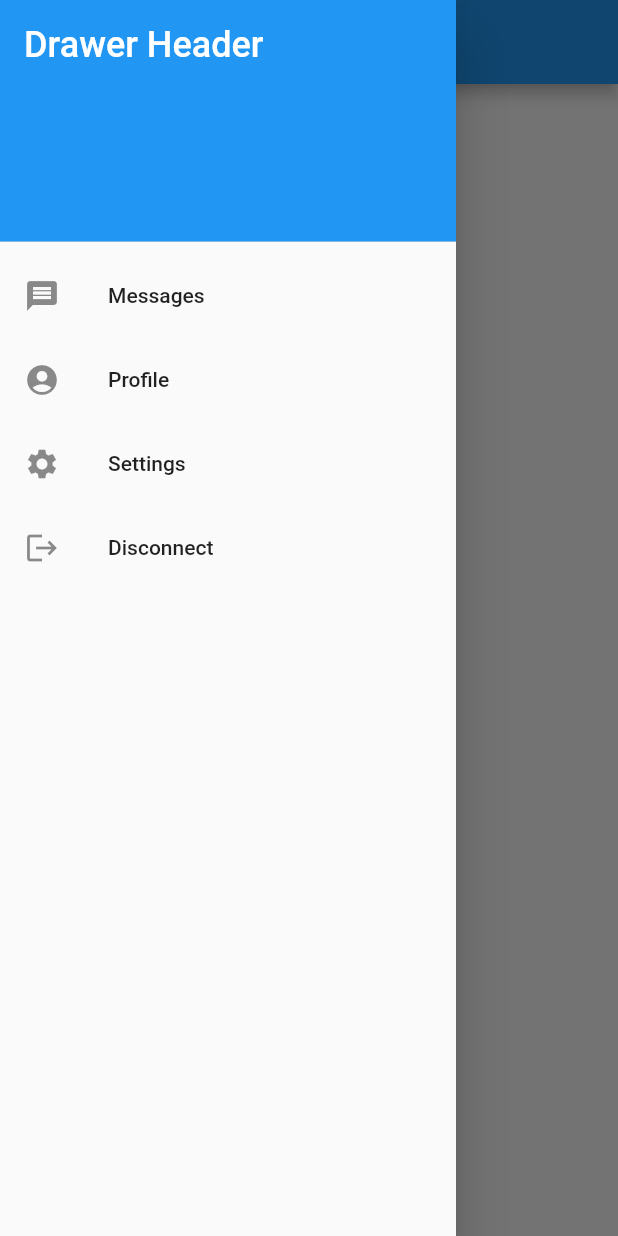
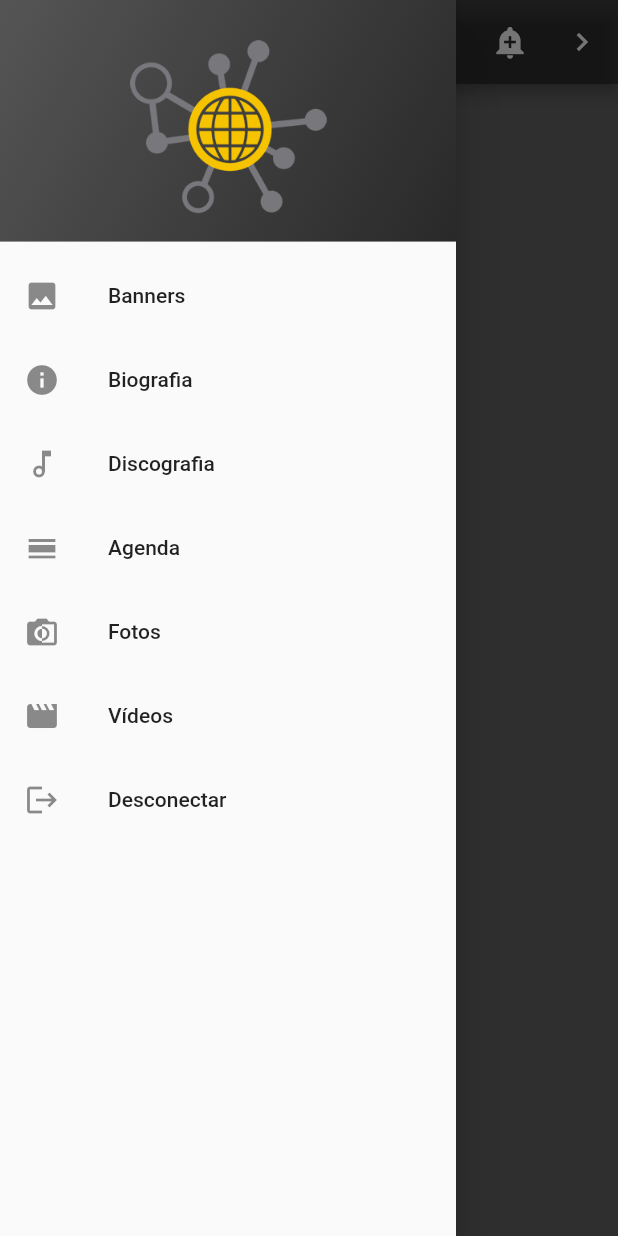
Before and after one commit to RonaldoSurdi/Gerenciador-website-flutter, a Flutter app: the Home screen opened directly, with the side drawer open, on a phone screen of 412 x 824 dp. Run offline on Flutter 3.47's test engine with Material 2 defaults, Android fonts, the phone set to English and light mode, and no system bars; our stand-ins replace cloud_firestore, firebase_auth, firebase_core, flutter_secure_storage, font_awesome_flutter; missing offline and left inert: cloud_firestore_web, firebase_auth_web, firebase_core_web, firebase_storage_web, flutter_secure_storage_web, image_picker_for_web and 1 more; accounts and stored records are empty; project files that could hold a hidden picture were left out.

Commit message:
fix modules

```diff
--- a/lib/generated_plugin_registrant.dart
+++ b/lib/generated_plugin_registrant.dart
@@ -8,7 +8,9 @@
 import 'package:cloud_firestore_web/cloud_firestore_web.dart';
 import 'package:firebase_auth_web/firebase_auth_web.dart';
 import 'package:firebase_core_web/firebase_core_web.dart';
+import 'package:firebase_storage_web/firebase_storage_web.dart';
 import 'package:flutter_secure_storage_web/flutter_secure_storage_web.dart';
+import 'package:image_picker_for_web/image_picker_for_web.dart';
 
 import 'package:flutter_web_plugins/flutter_web_plugins.dart';
 
@@ -17,6 +19,8 @@ void registerPlugins(Registrar registrar) {
   FirebaseFirestoreWeb.registerWith(registrar);
   FirebaseAuthWeb.registerWith(registrar);
   FirebaseCoreWeb.registerWith(registrar);
+  FirebaseStorageWeb.registerWith(registrar);
   FlutterSecureStorageWeb.registerWith(registrar);
+  ImagePickerPlugin.registerWith(registrar);
   registrar.registerMessageHandler();
 }
--- a/lib/pages/home.dart
+++ b/lib/pages/home.dart
@@ -1,9 +1,10 @@
 import 'package:flutter/material.dart';
 import 'package:hwscontrol/core/storage.dart';
+import 'package:hwscontrol/pages/modules/banners.dart';
 import 'package:hwscontrol/pages/login_page.dart';
-// import 'package:hwscontrol/pages/login_page.dart';
-// import 'package:hwscontrol/widgets/snackbar.dart';
-// import 'package:firebase_auth/firebase_auth.dart';
+import 'package:hwscontrol/theme.dart';
+import 'package:hwscontrol/widgets/snackbar.dart';
+import 'package:firebase_auth/firebase_auth.dart';
 
 class Home extends StatefulWidget {
   const Home({Key? key}) : super(key: key);
@@ -13,9 +14,10 @@ class Home extends StatefulWidget {
 }
 
 class _HomeState extends State<Home> {
-
   // desconectar do app
   _logOut() {
+    // Disconnect firebase
+    _logoutFirebase();
 
     // Deletar token de acesso
     DeleteAll().deleteAllTokens();
@@ -23,15 +25,12 @@ class _HomeState extends State<Home> {
     Navigator.pushAndRemoveUntil(
         context,
         MaterialPageRoute(
-        builder: (context) =>
-          const LoginPage(),
+          builder: (context) => const LoginPage(),
         ),
-      (route) => false
-    );
+        (route) => false);
   }
 
-  /*
-  _logoutUser() {
+  _logoutFirebase() {
     FirebaseAuth auth = FirebaseAuth.instance;
 
     auth.signOut().then((value) {
@@ -46,11 +45,14 @@ class _HomeState extends State<Home> {
       );
     }).catchError((error) {
       setState(() {
-        CustomSnackBar(context, const Text('Erro ao autenticar usuário, verifique e-mail e senha e tente novamente!'), backgroundColor: Colors.red);
+        CustomSnackBar(
+            context,
+            const Text(
+                'Erro ao autenticar usuário, verifique e-mail e senha e tente novamente!'),
+            backgroundColor: Colors.red);
       });
     });
   }
-  */
 
   @override
   void dispose() {
@@ -60,8 +62,41 @@ class _HomeState extends State<Home> {
   @override
   Widget build(BuildContext context) {
     return Scaffold(
+      backgroundColor: const Color(0XFF666666),
       appBar: AppBar(
-        title: const Text('Drawer Demo'),
+        title: const Text('Painel de controle'),
+        backgroundColor: Colors.black38,
+        actions: <Widget>[
+          IconButton(
+            icon: const Icon(Icons.add_alert),
+            tooltip: 'Show Snackbar',
+            onPressed: () {
+              ScaffoldMessenger.of(context).showSnackBar(
+                  const SnackBar(content: Text('This is a snackbar')));
+            },
+          ),
+          IconButton(
+            icon: const Icon(Icons.navigate_next),
+            tooltip: 'Go to the next page',
+            onPressed: () {
+              Navigator.push(context, MaterialPageRoute<void>(
+                builder: (BuildContext context) {
+                  return Scaffold(
+                    appBar: AppBar(
+                      title: const Text('Next page'),
+                    ),
+                    body: const Center(
+                      child: Text(
+                        'This is the next page',
+                        style: TextStyle(fontSize: 24),
+                      ),
+                    ),
+                  );
+                },
+              ));
+            },
+          ),
+        ],
       ),
       drawer: Drawer(
         child: ListView(
@@ -69,32 +104,57 @@ class _HomeState extends State<Home> {
           children: <Widget>[
             const DrawerHeader(
               decoration: BoxDecoration(
-                color: Colors.blue,
+                gradient: LinearGradient(
+                    colors: <Color>[
+                      CustomTheme.loginGradientStart,
+                      CustomTheme.loginGradientEnd
+                    ],
+                    begin: FractionalOffset(0.0, 0.0),
+                    end: FractionalOffset(1.0, 1.0),
+                    stops: <double>[0.0, 1.0],
+                    tileMode: TileMode.clamp),
               ),
-              child: Text(
-                'Drawer Header',
-                style: TextStyle(
-                  color: Colors.white,
-                  fontSize: 24,
+              child: Image(
+                height: 150,
+                fit: BoxFit.scaleDown,
+                image: AssetImage('assets/img/login_logo.png'),
               ),
             ),
+            ListTile(
+              leading: const Icon(Icons.image),
+              title: const Text('Banners'),
+              onTap: () {
+                Navigator.push(
+                  context,
+                  MaterialPageRoute(
+                    builder: (context) => const Banners(),
+                  ),
+                );
+              },
             ),
             const ListTile(
-              leading: Icon(Icons.message),
-              title: Text('Messages'),
+              leading: Icon(Icons.info),
+              title: Text('Biografia'),
             ),
             const ListTile(
-              leading: Icon(Icons.account_circle),
-              title: Text('Profile'),
+              leading: Icon(Icons.audiotrack_outlined),
+              title: Text('Discografia'),
             ),
             const ListTile(
-              leading: Icon(Icons.settings),
-              title: Text('Settings'),
+              leading: Icon(Icons.calendar_view_day),
+              title: Text('Agenda'),
             ),
-
+            const ListTile(
+              leading: Icon(Icons.monochrome_photos),
+              title: Text('Fotos'),
+            ),
+            const ListTile(
+              leading: Icon(Icons.movie_creation),
+              title: Text('Vídeos'),
+            ),
             ListTile(
               leading: const Icon(Icons.logout),
-              title: const Text('Disconnect'),
+              title: const Text('Desconectar'),
               onTap: () {
                 _logOut();
               },
--- /dev/null
+++ b/lib/pages/modules/banners.dart
@@ -0,0 +1,20 @@
+import 'package:flutter/material.dart';
+
+class Banners extends StatelessWidget {
+  const Banners({Key? key}) : super(key: key);
+
+  @override
+  Widget build(BuildContext context) {
+    return Scaffold(
+      appBar: AppBar(
+        title: const Text('Banners'),
+      ),
+      body: const Center(
+        child: Text(
+          'This is the home page',
+          style: TextStyle(fontSize: 24),
+        ),
+      ),
+    );
+  }
+}
```
Also changed, not shown: lib/pages/login_page.dart (+4 -6 lines), pubspec.yaml (+4 -36 lines), lib/pages/login/forgot_password.dart (renamed from lib/pages/widgets/forgot_password.dart), lib/pages/login/sign_in.dart (renamed from lib/pages/widgets/sign_in.dart), lib/pages/login/sign_up.dart (renamed from lib/pages/widgets/sign_up.dart), pubspec.lock. Lines whose indentation alone changed are shown as unchanged.
